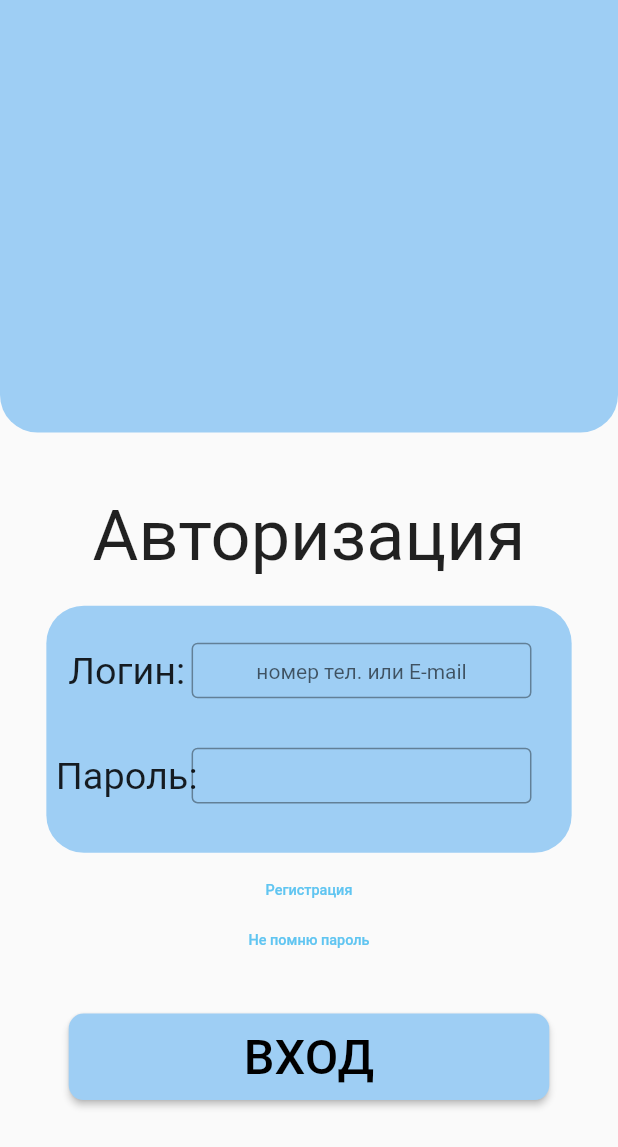
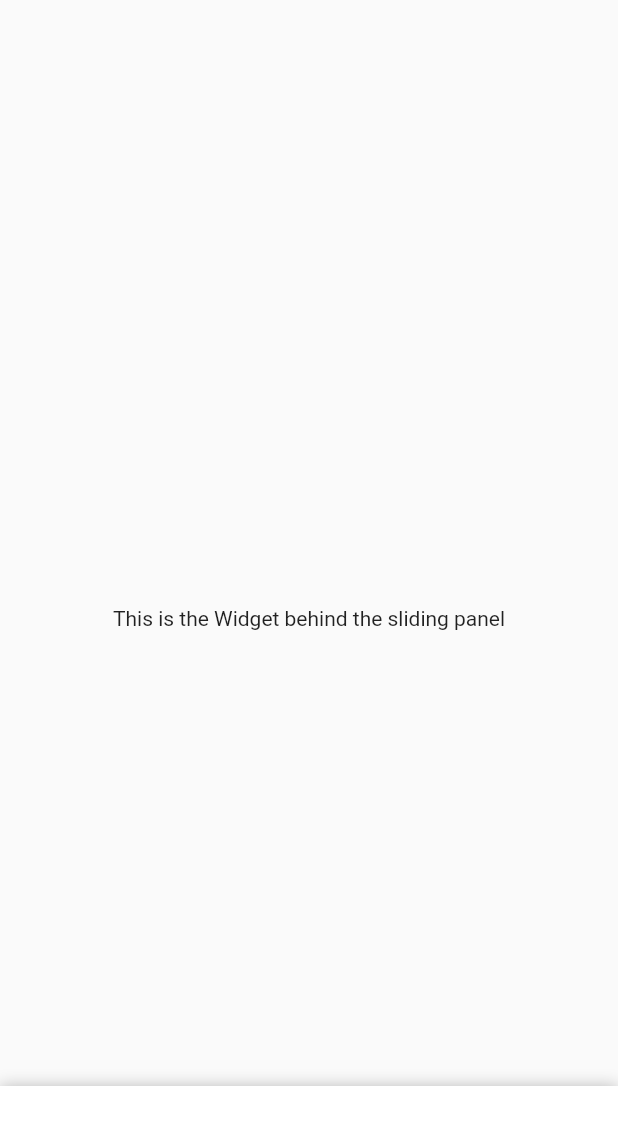
Before and after one commit to Kimral/ZabeiPut_client, a Flutter app: the screen it shows after launch, after a tap on "ВХОД", on a phone screen of 412 x 824 dp. Shown: the top 1147 px of the screen. Run offline on Flutter 3.47's test engine with Material 2 defaults, Android fonts, the phone set to English and light mode, and no system bars; drawn by our look-alikes of sliding_up_panel.

Commit message:
CMainMap

```diff
--- a/zabei_put/lib/main.dart
+++ b/zabei_put/lib/main.dart
@@ -1,4 +1,5 @@
 import 'package:flutter/material.dart';
+import 'package:zabei_put/ui/CMainMap.dart';
 
 import 'ui/CPasswordRecovery.dart';
 import 'ui/СAuthorization.dart';
@@ -26,6 +27,7 @@ class MyApp extends StatelessWidget {
         'authorization': (context) => const CAuthorization(),
         'password_recovery': (context) => const CPasswordRecovery(),
         'terms_of_use': (context) => const CTermsOfUse(),
+        'main_map': (context) => const CMainMap(),
       },
       home: const CAuthorization(),
     );
--- /dev/null
+++ b/zabei_put/lib/ui/CMainMap.dart
@@ -0,0 +1,26 @@
+import 'package:flutter/material.dart';
+
+import 'package:sliding_up_panel/sliding_up_panel.dart';
+
+class CMainMap extends StatefulWidget {
+  const CMainMap({Key? key}) : super(key: key);
+
+  @override
+  State<CMainMap> createState() => _CMainMapState();
+}
+
+class _CMainMapState extends State<CMainMap> {
+  @override
+  Widget build(BuildContext context) {
+    return Scaffold(
+      body: SlidingUpPanel(
+        panel: Center(
+          child: Text("This is the sliding Widget"),
+        ),
+        body: Center(
+          child: Text("This is the Widget behind the sliding panel"),
+        ),
+      )
+    );
+  }
+}
--- a/zabei_put/lib/ui/СAuthorization.dart
+++ b/zabei_put/lib/ui/СAuthorization.dart
@@ -166,7 +166,10 @@ class CAuthorization extends StatelessWidget {
               height: MediaQuery.of(context).size.height * 0.04,
             ),
             ElevatedButton(
-              onPressed: () {},
+              onPressed: () {
+                Navigator.pop(context);
+                Navigator.pushNamed(context, 'main_map');
+              },
               child: Container(
                 height: MediaQuery.of(context).size.height * 0.07,
                 width: MediaQuery.of(context).size.width * 0.7,
```
